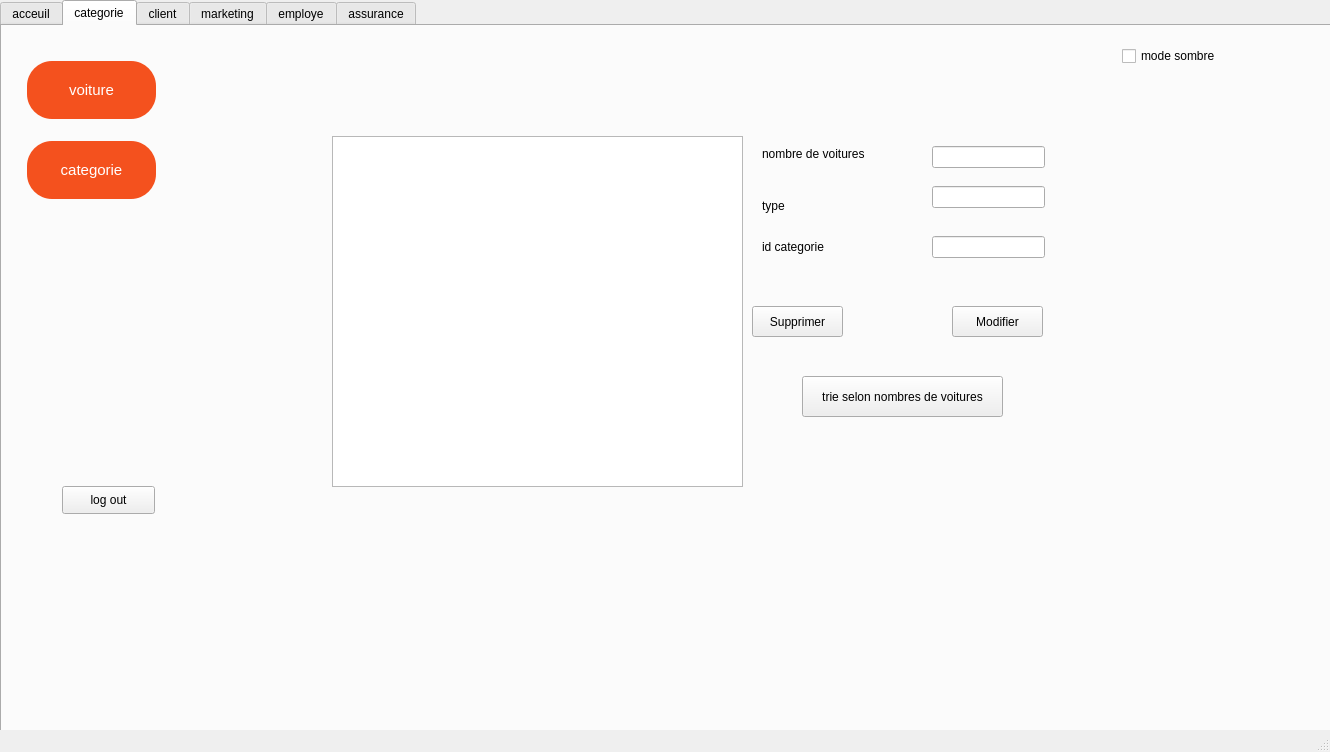
Before: the Qt Designer form adam/projet_progres/mainwindow.ui in ilyesnasraoui/projet_qt, drawn with Qt 5.
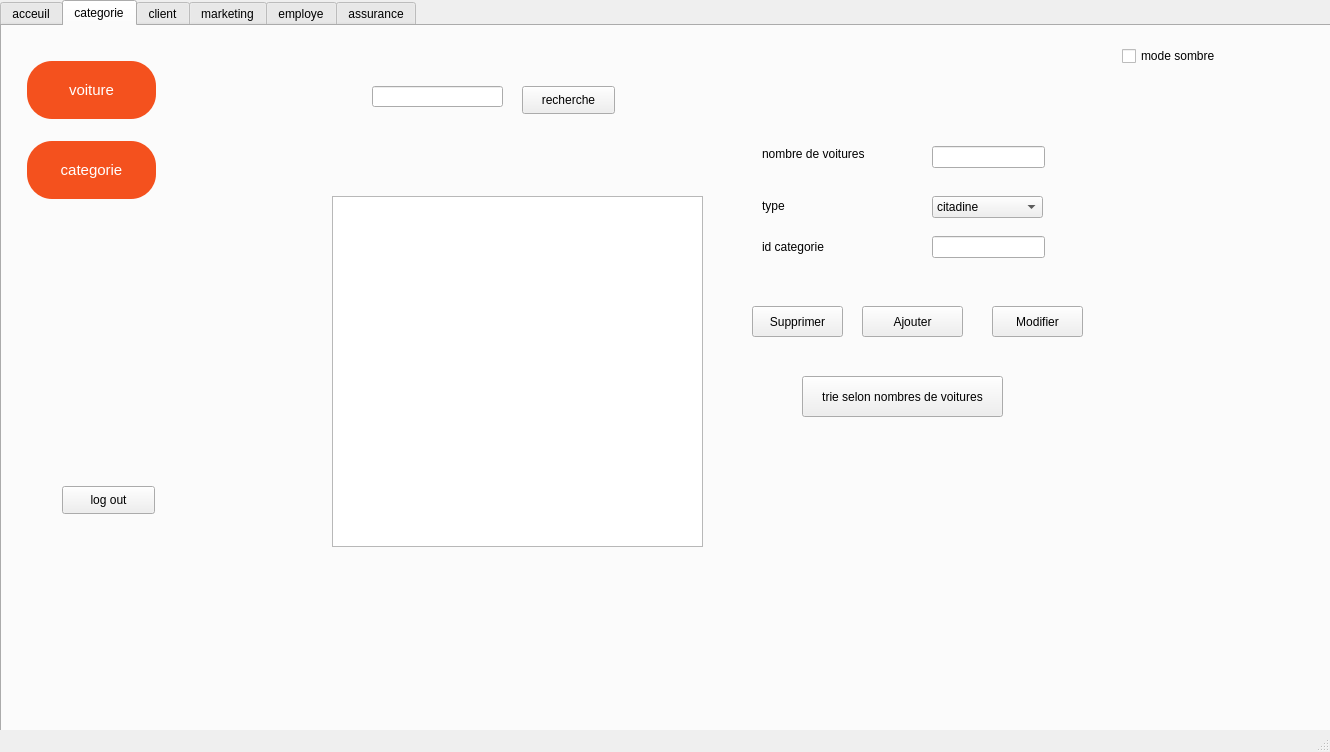
After: the same form once the commit is applied. The open tabs and pages were chosen to show the change. Icons and pictures are not drawn.

```diff
--- a/adam/projet_progres/mainwindow.ui
+++ b/adam/projet_progres/mainwindow.ui
@@ -587,7 +587,7 @@
        <widget class="QPushButton" name="modifier_categorie">
         <property name="geometry">
          <rect>
-          <x>800</x>
+          <x>840</x>
           <y>250</y>
           <width>91</width>
           <height>31</height>
@@ -597,19 +597,6 @@
          <string>Modifier</string>
         </property>
        </widget>
-       <widget class="QLineEdit" name="lineEdit_type">
-        <property name="geometry">
-         <rect>
-          <x>780</x>
-          <y>130</y>
-          <width>113</width>
-          <height>22</height>
-         </rect>
-        </property>
-        <property name="styleSheet">
-         <string notr="true"/>
-        </property>
-       </widget>
        <widget class="QLabel" name="label_45">
         <property name="geometry">
          <rect>
@@ -702,8 +689,8 @@
         <property name="geometry">
          <rect>
           <x>180</x>
-          <y>80</y>
-          <width>411</width>
+          <y>140</y>
+          <width>371</width>
           <height>351</height>
          </rect>
         </property>
@@ -711,6 +698,82 @@
          <string notr="true"/>
         </property>
        </widget>
+       <widget class="QComboBox" name="combocate">
+        <property name="geometry">
+         <rect>
+          <x>780</x>
+          <y>140</y>
+          <width>111</width>
+          <height>22</height>
+         </rect>
+        </property>
+        <item>
+         <property name="text">
+          <string>citadine</string>
+         </property>
+        </item>
+        <item>
+         <property name="text">
+          <string>SUV</string>
+         </property>
+        </item>
+        <item>
+         <property name="text">
+          <string>mini bus</string>
+         </property>
+        </item>
+        <item>
+         <property name="text">
+          <string>bus</string>
+         </property>
+        </item>
+        <item>
+         <property name="text">
+          <string>4x4</string>
+         </property>
+        </item>
+        <item>
+         <property name="text">
+          <string>cabriolet et coupé</string>
+         </property>
+        </item>
+       </widget>
+       <widget class="QPushButton" name="ajouter_categorie">
+        <property name="geometry">
+         <rect>
+          <x>710</x>
+          <y>250</y>
+          <width>101</width>
+          <height>31</height>
+         </rect>
+        </property>
+        <property name="text">
+         <string>Ajouter</string>
+        </property>
+       </widget>
+       <widget class="QPushButton" name="rechercheee">
+        <property name="geometry">
+         <rect>
+          <x>370</x>
+          <y>30</y>
+          <width>93</width>
+          <height>28</height>
+         </rect>
+        </property>
+        <property name="text">
+         <string>recherche</string>
+        </property>
+       </widget>
+       <widget class="QLineEdit" name="lineEdittt_16">
+        <property name="geometry">
+         <rect>
+          <x>220</x>
+          <y>30</y>
+          <width>131</width>
+          <height>21</height>
+         </rect>
+        </property>
+       </widget>
       </widget>
      </widget>
      <widget class="QPushButton" name="pushButton_6">
```
Left out of the diff: 31 changed lines with no effect on the pictures.
